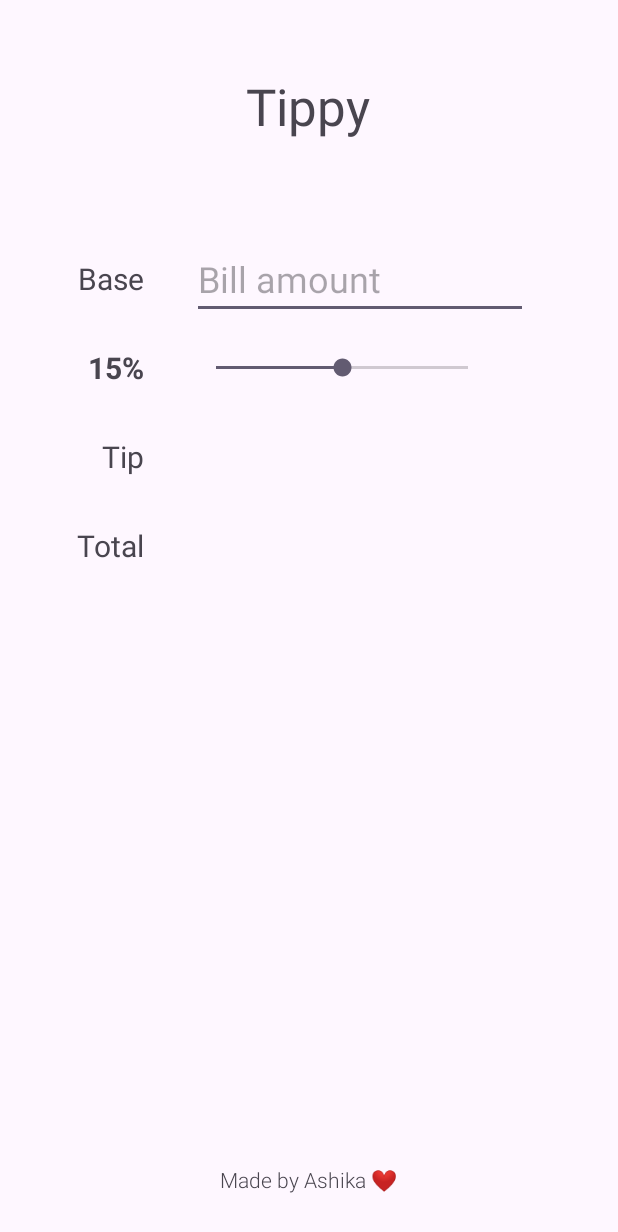
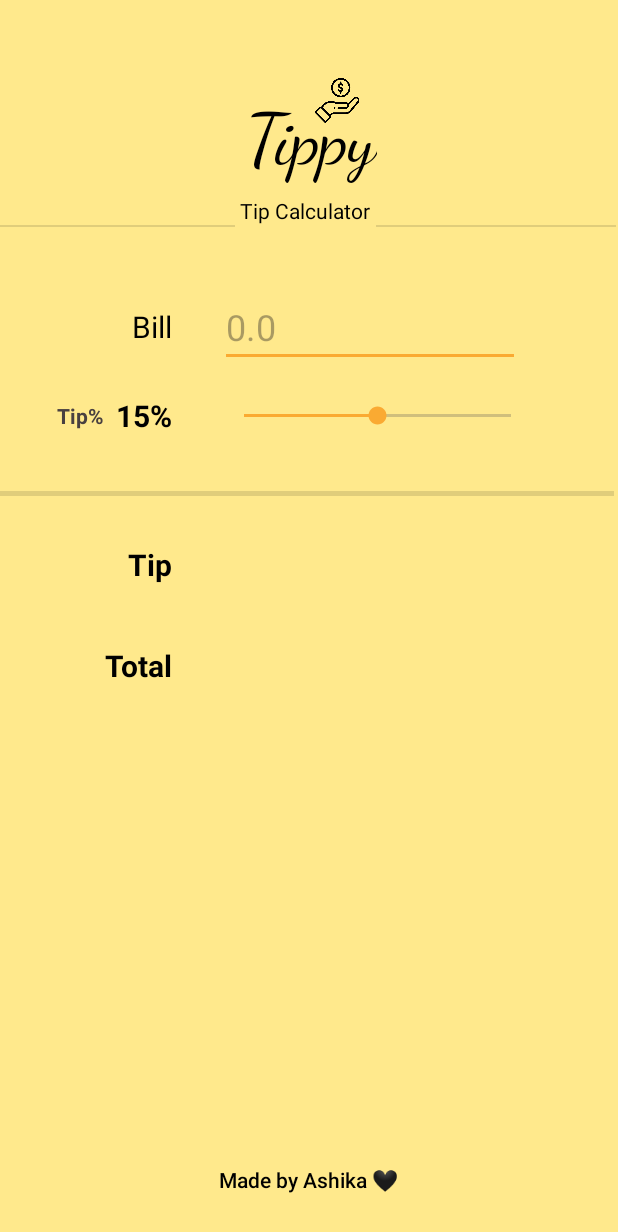
Before and after one commit to achakravorty/tippy-app, an Android app: the screen it shows after launch (MainActivity), on a phone screen of 412 x 824 dp. Shown: the top 1232 px of the screen. Run offline under Robolectric (Android 15) with nearby library versions, the phone set to English and light mode, and no system bars.

Commit message:
feat: formated the app and changed theme colors

```diff
--- a/app/src/main/res/layout/activity_main.xml
+++ b/app/src/main/res/layout/activity_main.xml
@@ -13,9 +13,10 @@
         android:id="@+id/tvBaseLabel"
         android:layout_width="wrap_content"
         android:layout_height="wrap_content"
-        android:layout_marginStart="52dp"
-        android:layout_marginTop="172dp"
-        android:text="Base"
+        android:layout_marginStart="88dp"
+        android:layout_marginTop="204dp"
+        android:text="Bill"
+        android:textColor="#000000"
         android:textSize="20sp"
         app:layout_constraintStart_toStartOf="parent"
         app:layout_constraintTop_toTopOf="parent" />
@@ -25,40 +26,21 @@
         android:layout_width="wrap_content"
         android:layout_height="wrap_content"
         android:layout_marginTop="32dp"
+        android:textColor="#000000"
         android:textSize="20sp"
         android:textStyle="bold"
         app:layout_constraintEnd_toEndOf="@+id/tvBaseLabel"
         app:layout_constraintTop_toBottomOf="@+id/tvBaseLabel"
         tools:text="24%" />
 
-    <TextView
-        android:id="@+id/tvTipLabel"
-        android:layout_width="wrap_content"
-        android:layout_height="wrap_content"
-        android:layout_marginTop="32dp"
-        android:text="Tip"
-        android:textSize="20sp"
-        app:layout_constraintEnd_toEndOf="@+id/tvBaseLabel"
-        app:layout_constraintTop_toBottomOf="@+id/tvTipPercentLabel" />
-
-    <TextView
-        android:id="@+id/tvTotalLabel"
-        android:layout_width="wrap_content"
-        android:layout_height="wrap_content"
-        android:layout_marginTop="32dp"
-        android:text="Total"
-        android:textSize="20sp"
-        app:layout_constraintEnd_toEndOf="@+id/tvBaseLabel"
-        app:layout_constraintTop_toBottomOf="@+id/tvTipLabel" />
-
     <!-- Views on right side -->
     <EditText
         android:id="@+id/etBaseAmount"
-        android:layout_width="wrap_content"
+        android:layout_width="200dp"
         android:layout_height="wrap_content"
         android:layout_marginStart="32dp"
         android:ems="8"
-        android:hint="Bill amount"
+        android:hint="0.0"
         android:inputType="numberDecimal"
         android:textSize="24sp"
         app:layout_constraintBottom_toBottomOf="@id/tvBaseLabel"
@@ -67,7 +49,7 @@
 
     <SeekBar
         android:id="@+id/seekBarTip"
-        android:layout_width="200dp"
+        android:layout_width="210dp"
         android:layout_height="wrap_content"
         android:max="30"
         app:layout_constraintBottom_toBottomOf="@+id/tvTipPercentLabel"
@@ -78,20 +60,50 @@
         android:id="@+id/tvTipAmount"
         android:layout_width="wrap_content"
         android:layout_height="wrap_content"
+        android:textColor="#000000"
         android:textSize="24sp"
+        android:textStyle="bold"
         app:layout_constraintBottom_toBottomOf="@+id/tvTipLabel"
         app:layout_constraintStart_toStartOf="@+id/seekBarTip"
         app:layout_constraintTop_toTopOf="@+id/tvTipLabel"
+        app:layout_constraintVertical_bias="0.2"
         tools:text="19.96" />
+
+    <TextView
+        android:id="@+id/tvTipLabel"
+        android:layout_width="wrap_content"
+        android:layout_height="wrap_content"
+        android:layout_marginTop="72dp"
+        android:text="Tip"
+        android:textColor="#000000"
+        android:textSize="20sp"
+        android:textStyle="bold"
+        app:layout_constraintEnd_toEndOf="@+id/tvBaseLabel"
+        app:layout_constraintTop_toBottomOf="@+id/tvTipPercentLabel" />
+
+    <TextView
+        android:id="@+id/tvTotalLabel"
+        android:layout_width="wrap_content"
+        android:layout_height="wrap_content"
+        android:layout_marginTop="40dp"
+        android:text="Total"
+        android:textColor="#000000"
+        android:textSize="20sp"
+        android:textStyle="bold"
+        app:layout_constraintEnd_toEndOf="@+id/tvBaseLabel"
+        app:layout_constraintTop_toBottomOf="@+id/tvTipLabel" />
 
     <TextView
         android:id="@+id/tvTotalAmount"
         android:layout_width="wrap_content"
         android:layout_height="wrap_content"
+        android:textColor="#000000"
         android:textSize="24sp"
+        android:textStyle="bold"
         app:layout_constraintBottom_toBottomOf="@+id/tvTotalLabel"
         app:layout_constraintStart_toStartOf="@+id/tvTipAmount"
         app:layout_constraintTop_toTopOf="@+id/tvTotalLabel"
+        app:layout_constraintVertical_bias="1.0"
         tools:text="103.11" />
 
     <TextView
@@ -99,9 +111,11 @@
         android:layout_width="wrap_content"
         android:layout_height="wrap_content"
         android:layout_marginStart="164dp"
-        android:layout_marginTop="48dp"
+        android:layout_marginTop="64dp"
+        android:fontFamily="cursive"
         android:text="Tippy"
-        android:textSize="34sp"
+        android:textColor="#000000"
+        android:textSize="48sp"
         app:layout_constraintStart_toStartOf="parent"
         app:layout_constraintTop_toTopOf="parent" />
 
@@ -110,9 +124,85 @@
         android:layout_width="wrap_content"
         android:layout_height="wrap_content"
         android:layout_marginBottom="28dp"
-        android:fontFamily="sans-serif-light"
-        android:text="Made by Ashika ❤️"
+        android:fontFamily="sans-serif-medium"
+        android:text="Made by Ashika 🖤"
+        android:textColor="#000000"
         app:layout_constraintBottom_toBottomOf="parent"
         app:layout_constraintEnd_toEndOf="parent"
         app:layout_constraintStart_toStartOf="parent" />
+
+    <ImageView
+        android:id="@+id/ivTippyLogo"
+        android:layout_width="41dp"
+        android:layout_height="30dp"
+        android:layout_marginStart="204dp"
+        android:layout_marginTop="52dp"
+        app:layout_constraintStart_toStartOf="parent"
+        app:layout_constraintTop_toTopOf="parent"
+        app:srcCompat="@drawable/hand" />
+
+    <TextView
+        android:id="@+id/tvCaption"
+        android:layout_width="wrap_content"
+        android:layout_height="wrap_content"
+        android:layout_marginStart="160dp"
+        android:layout_marginTop="8dp"
+        android:text="Tip Calculator"
+        android:textColor="#000000"
+        app:layout_constraintStart_toStartOf="parent"
+        app:layout_constraintTop_toBottomOf="@+id/appTitle" />
+
+    <View
+        android:id="@+id/divider"
+        android:layout_width="409dp"
+        android:layout_height="3dp"
+        android:background="?android:attr/listDivider"
+        app:layout_constraintBottom_toTopOf="@+id/tvTipAmount"
+        app:layout_constraintStart_toStartOf="parent"
+        app:layout_constraintTop_toBottomOf="@+id/seekBarTip"
+        app:layout_constraintVertical_bias="0.568" />
+
+    <View
+        android:id="@+id/divider2"
+        android:layout_width="160dp"
+        android:layout_height="1dp"
+        android:layout_marginTop="150dp"
+        android:layout_marginEnd="4dp"
+        android:background="?android:attr/listDivider"
+        app:layout_constraintEnd_toStartOf="@+id/tvCaption"
+        app:layout_constraintTop_toTopOf="parent" />
+
+    <View
+        android:id="@+id/divider3"
+        android:layout_width="160dp"
+        android:layout_height="1dp"
+        android:layout_marginStart="4dp"
+        android:layout_marginTop="150dp"
+        android:background="?android:attr/listDivider"
+        app:layout_constraintStart_toEndOf="@+id/tvCaption"
+        app:layout_constraintTop_toTopOf="parent" />
+
+    <TextView
+        android:id="@+id/textView3"
+        android:layout_width="wrap_content"
+        android:layout_height="wrap_content"
+        android:layout_marginTop="36dp"
+        android:layout_marginEnd="8dp"
+        android:text="Tip%"
+        android:textColor="#494040"
+        android:textSize="14sp"
+        android:textStyle="bold"
+        app:layout_constraintEnd_toStartOf="@+id/tvTipPercentLabel"
+        app:layout_constraintTop_toBottomOf="@+id/tvBaseLabel" />
+
+    <TextView
+        android:id="@+id/tvTipDescription"
+        android:layout_width="wrap_content"
+        android:layout_height="wrap_content"
+        android:layout_marginTop="8dp"
+        app:layout_constraintEnd_toEndOf="@+id/seekBarTip"
+        app:layout_constraintStart_toStartOf="@+id/seekBarTip"
+        app:layout_constraintTop_toBottomOf="@+id/seekBarTip"
+        tools:text="Acceptable" />
+
 </androidx.constraintlayout.widget.ConstraintLayout>
--- a/app/src/main/res/values/colors.xml
+++ b/app/src/main/res/values/colors.xml
@@ -2,4 +2,6 @@
 <resources>
     <color name="black">#FF000000</color>
     <color name="white">#FFFFFFFF</color>
+    <color name="primary_orange">#FFE98C</color>
+    <color name="secondary_orange">#FAAA32</color>
 </resources>
--- a/app/src/main/res/values/themes.xml
+++ b/app/src/main/res/values/themes.xml
@@ -3,6 +3,14 @@
     <style name="Base.Theme.Tippy" parent="Theme.Material3.DayNight.NoActionBar">
         <!-- Customize your light theme here. -->
         <!-- <item name="colorPrimary">@color/my_light_primary</item> -->
+        <!-- primary brand color. -->
+        <item name="colorPrimary">@color/primary_orange</item>
+        <!-- secondary brand color. -->
+        <item name="colorSecondary">@color/secondary_orange</item>
+        <!-- status bar color. -->
+        <item name="android:statusBarColor">@color/secondary_orange</item>
+        <!-- background color. -->
+        <item name="android:colorBackground">@color/primary_orange</item>
     </style>
 
     <style name="Theme.Tippy" parent="Base.Theme.Tippy" />
```
Also changed, not shown: app/src/main/java/com/achakravorty/tippy/MainActivity.kt (+9 -2 lines), app/src/main/res/drawable/hand.png (renamed from app/src/main/res/images/hand.png), 1 other file.
